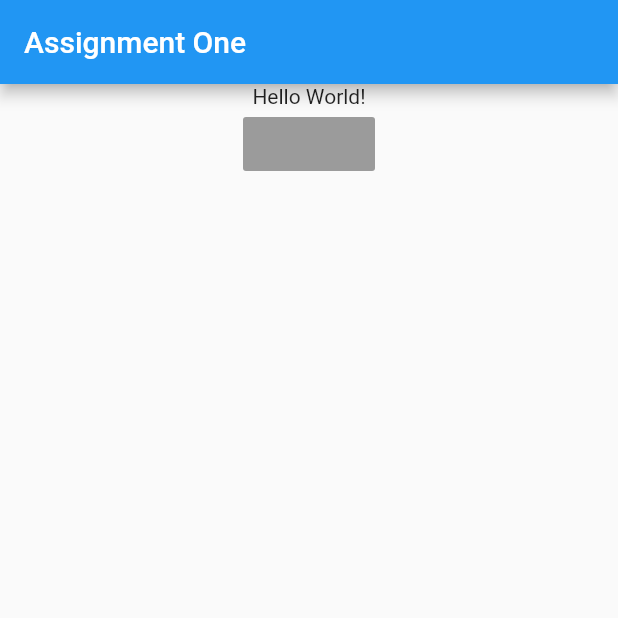
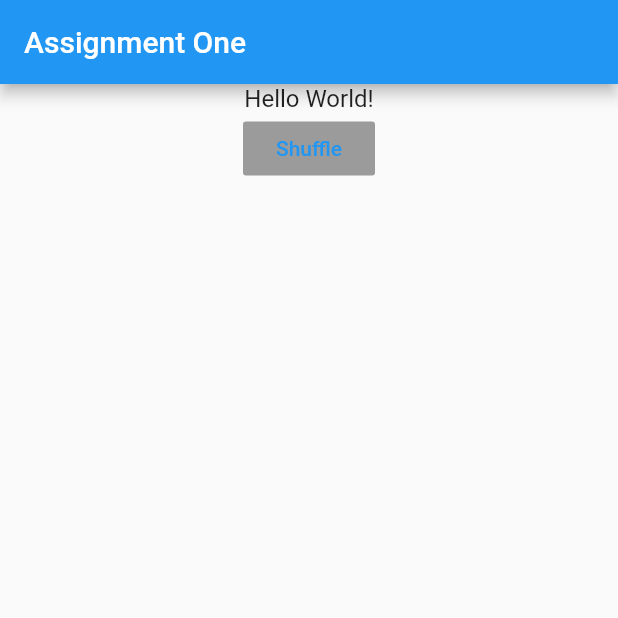
Before and after one commit to JohnJBarrett22/Udemy-Flutter-Course, a Flutter app: the screen it shows after launch, on a phone screen of 412 x 824 dp, the top half of it. Run offline on Flutter 3.47's test engine with Material 2 defaults, Android fonts, the phone set to English and light mode, and no system bars.

Commit message:
Added additional style elements to the body

```diff
--- a/assignment_one/lib/main.dart
+++ b/assignment_one/lib/main.dart
@@ -18,8 +18,18 @@ class _MyAppState extends State<MyApp> {
         body: Center(
           child: Column(
             children: [
-              Text('Hello World!'),
-              RaisedButton(onPressed: null),
+              Text(
+                'Hello World!',
+                style: TextStyle(
+                  fontSize: 16,
+                ),
+                textAlign: TextAlign.center,
+              ),
+              RaisedButton(
+                onPressed: null,
+                child: Text('Shuffle'),
+                textColor: Colors.blue,
+              ),
             ],
           ),
         ),
```
